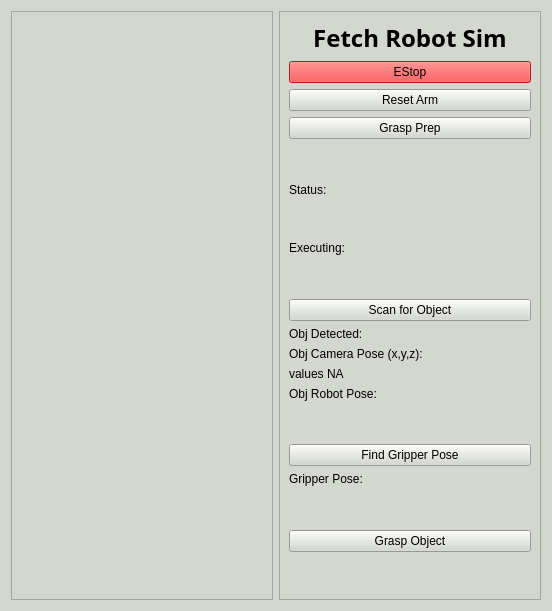
This is fetch_robot_sim/scripts/gui_widgets/ui/control.ui in GeorgeSheslow/Sensors_and_Control_Fetch_Robot as Qt 5 draws it before an edit. The edited form follows.
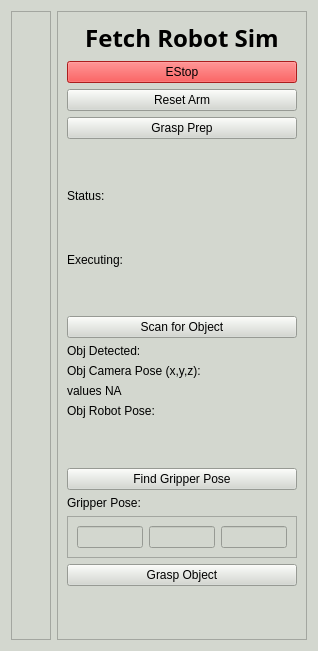
This is the edited form.

Commit message: Add grasp function to robot

```diff
--- a/fetch_robot_sim/scripts/gui_widgets/ui/control.ui
+++ b/fetch_robot_sim/scripts/gui_widgets/ui/control.ui
@@ -6,8 +6,8 @@
    <rect>
     <x>0</x>
     <y>0</y>
-    <width>552</width>
-    <height>611</height>
+    <width>314</width>
+    <height>651</height>
    </rect>
   </property>
   <property name="windowTitle">
@@ -231,17 +231,25 @@
        </widget>
       </item>
       <item>
-       <spacer name="verticalSpacer_8">
-        <property name="orientation">
-         <enum>Qt::Vertical</enum>
+       <widget class="QFrame" name="frame_2">
+        <property name="frameShape">
+         <enum>QFrame::StyledPanel</enum>
         </property>
-        <property name="sizeHint" stdset="0">
-         <size>
-          <width>20</width>
-          <height>40</height>
-         </size>
+        <property name="frameShadow">
+         <enum>QFrame::Raised</enum>
         </property>
-       </spacer>
+        <layout class="QHBoxLayout" name="horizontalLayout_2">
+         <item>
+          <widget class="QLineEdit" name="grasp_x"/>
+         </item>
+         <item>
+          <widget class="QLineEdit" name="grasp_y"/>
+         </item>
+         <item>
+          <widget class="QLineEdit" name="grasp_z"/>
+         </item>
+        </layout>
+       </widget>
       </item>
       <item>
        <widget class="QPushButton" name="Grasp_Button">
```
The commit also changes 6 other files.
